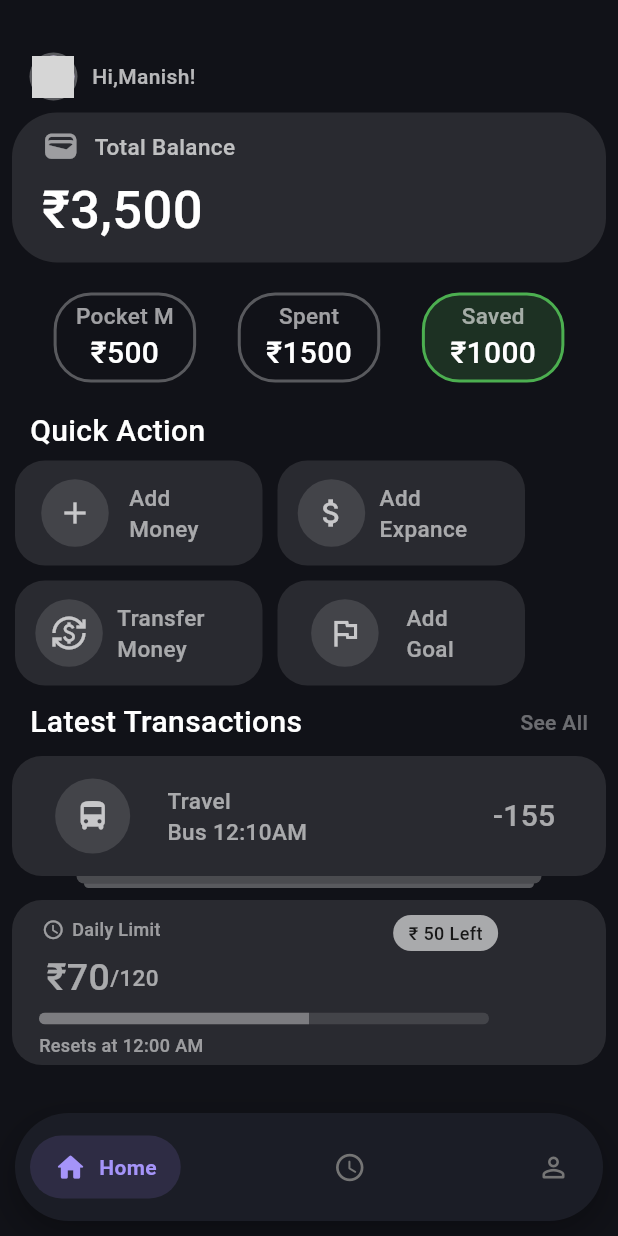
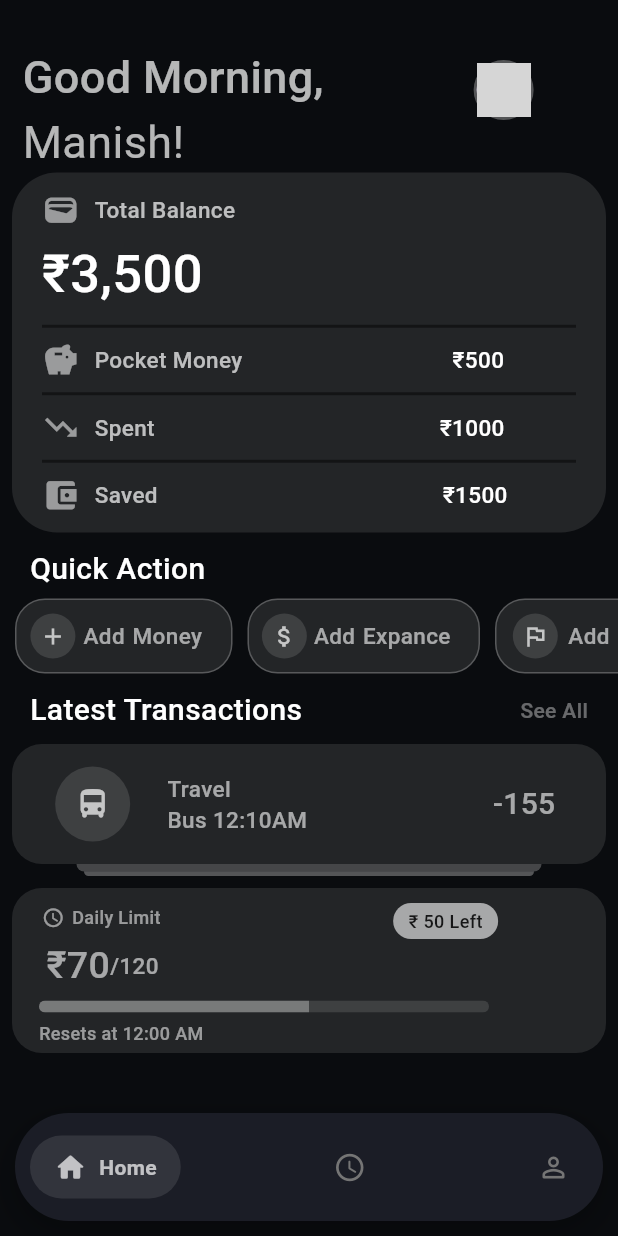
Before and after one commit to kumarmanish24-tech/MYPOCKET1, a Flutter app: the screen it shows after launch, on a phone screen of 412 x 824 dp. Run offline on Flutter 3.47's test engine with Material 3 defaults, Android fonts, the phone set to English and light mode, and no system bars; our stand-ins replace lottie; network calls fail; grey boxes are pictures that could not be loaded.

Commit message:
update home page add recreate ui

```diff
--- a/lib/ui/home.dart
+++ b/lib/ui/home.dart
@@ -1,5 +1,6 @@
 import 'package:flutter/material.dart';
 import 'package:lottie/lottie.dart';
+import 'package:mypocket/ui/add_expance.dart';
 import 'ex.dart';
 
 class FloatingNavBarScreen extends StatefulWidget {
@@ -77,7 +78,7 @@ class _FloatingNavBarScreenState extends State<FloatingNavBarScreen> {
                       decoration: BoxDecoration(
                         // Pill highlight background for the active item
                         color: isSelected
-                            ? const Color(0xFF2E2C44)
+                            ? Colors.white10
                             : Colors.transparent,
                         borderRadius: BorderRadius.circular(24),
                       ),
@@ -87,7 +88,7 @@ class _FloatingNavBarScreenState extends State<FloatingNavBarScreen> {
                           Icon(
                             _navItems[index].icon,
                             color: isSelected
-                                ? const Color(0xFFA594F9) // Light purple active icon
+                                ? Colors.white70// Light purple active icon
                                 : Colors.grey[600],        // Grey inactive icon
                             size: 22,
                           ),
@@ -97,7 +98,7 @@ class _FloatingNavBarScreenState extends State<FloatingNavBarScreen> {
                             Text(
                               _navItems[index].label,
                               style: const TextStyle(
-                                color: Color(0xFFA594F9), // Light purple active text
+                                color: Colors.white70, // Light purple active text
                                 fontWeight: FontWeight.w600,
                                 fontSize: 14,
                               ),
@@ -136,65 +137,53 @@ class _homeuiState extends State<homeui> {
   @override
   Widget build(BuildContext context) {
     return Scaffold(
-      backgroundColor: Colors.black12,
+      backgroundColor: Colors.black45,
       body: Center(
         child: Column(
           children: [
             Container(
               width: double.infinity,
-              height: 70,
+              height: 110,
                // color: Colors.white70,
 
 
-              child: Column(
-                crossAxisAlignment: CrossAxisAlignment.start,
+              child: Padding(
+                padding: const EdgeInsets.only(top: 30.0),
+                child: Row(
+                  crossAxisAlignment: CrossAxisAlignment.center,
                   children: [
-                  SizedBox(height: 35,),
-                  Row(mainAxisAlignment: MainAxisAlignment.start,
-                    crossAxisAlignment: CrossAxisAlignment.start,
+                    SizedBox(width: 15,),
+                    Column(crossAxisAlignment: CrossAxisAlignment.start,
                       children: [
-                      SizedBox(width: 10,),
-                      SizedBox(
-                        width:130,
-                        child: Row(mainAxisAlignment: MainAxisAlignment.spaceEvenly,
+                        Text("Good Morning,",style: TextStyle(fontWeight: FontWeight.w500,color: Colors.white70,fontSize: 30),),
+                        Text("Manish!",style: TextStyle(fontWeight: FontWeight.w400,color: Colors.white70,fontSize: 30)),
+                      ],
+                    ),
+                    SizedBox(width: 100,),
+                    Column(
                       children: [
+                        SizedBox(height: 10,),
                         CircleAvatar(
-                              radius:16,
+                          radius:20,
                           backgroundColor:Colors.white30,
                           child: CircleAvatar(
-                                radius: 14,
+                            radius: 18,
                             backgroundImage: NetworkImage("https://plus.unsplash.com/premium_photo-1689568126014-06fea9d5d341?q=80&w=870&auto=format&fit=crop&ixlib=rb-4.1.0&ixid=M3wxMjA3fDB8MHxwaG90by1wYWdlfHx8fGVufDB8fHx8fA%3D%3D"),
                           ),
                         ),
-                            Text("Hi,Manish!",style: TextStyle(fontWeight: FontWeight.w500,color: Colors.white70),),
-
                       ],
-                        )
-                        ,
                     ),
-
-
-
-                      //
-                      // GestureDetector(
-                      //   child: Icon(Icons.notifications_none,color:  Color(0xFFA594F9) ,),
-                      // ),
-                      // GestureDetector(
-                      //   child: Icon(Icons.auto_graph_outlined,color:  Color(0xFFA594F9) ,),
-                      // ),
-
 
 
                   ],
                 ),
-                ],
-              ),
+              )
             ),
             Padding(
               padding: const EdgeInsets.only(left: 8.0,right: 8,top: 5),
               child: Container(
                 width: double.infinity,
-                height: 100,
+                height: 240,
                 decoration: BoxDecoration(
                   color: Colors.white10, // Note: Color must be inside BoxDecoration when using decoration
 
@@ -224,7 +213,91 @@ class _homeuiState extends State<homeui> {
                           )
                         ],
                       ),
-                    )
+                    ),
+                    Divider(
+                      color: Colors.black45, // Line color
+                      thickness: 2.0,     // Line thickness
+                      height: 20.0,       // Total height allocated to the widget (includes empty space above/below)
+                      indent: 20.0,       // Empty space before the line starts (left side)
+                      endIndent: 20.0,    // Empty space after the line ends (right side)
+                    ),
+                    Row(
+                      children: [
+                        Row(
+                          children: [
+                            SizedBox(width: 20,),
+                            Icon(Icons.savings,color: Colors.white54,size: 25,),
+                            SizedBox(width: 10,),
+                            Text("Pocket Money",style: TextStyle(fontWeight: FontWeight.w500,color: Colors.white70,fontSize: 15),),
+                          ],
+                        ),
+                        SizedBox(
+                          width: 140,
+                        ),
+                        Text("₹500",style: TextStyle(fontWeight: FontWeight.w500,color: Colors.white,fontSize: 15),),
+                        SizedBox(
+                          width: 10,
+                        ),
+                      ],
+
+
+                    ),
+                    Divider(
+                      color: Colors.black45,  // Line color
+                      thickness: 2.0,     // Line thickness
+                      height: 20.0,       // Total height allocated to the widget (includes empty space above/below)
+                      indent: 20.0,       // Empty space before the line starts (left side)
+                      endIndent: 20.0,    // Empty space after the line ends (right side)
+                    ),
+                    Row(
+                      children: [
+                        Row(
+                          children: [
+                            SizedBox(width: 20,),
+                            Icon(Icons.trending_down,color: Colors.white54,size: 25,),
+                            SizedBox(width: 10,),
+                            Text("Spent",style: TextStyle(fontWeight: FontWeight.w500,color: Colors.white70,fontSize: 15),),
+                          ],
+                        ),
+                        SizedBox(
+                          width: 190,
+                        ),
+                        Text("₹1000",style: TextStyle(fontWeight: FontWeight.w500,color: Colors.white,fontSize: 15),),
+                        SizedBox(
+                          width: 10,
+                        ),
+                      ],
+
+
+                    ),
+                    Divider(
+                      color: Colors.black45,  // Line color
+                      thickness: 2.0,     // Line thickness
+                      height: 20.0,       // Total height allocated to the widget (includes empty space above/below)
+                      indent: 20.0,       // Empty space before the line starts (left side)
+                      endIndent: 20.0,    // Empty space after the line ends (right side)
+                    ),
+                    Row(
+                      children: [
+                        Row(
+                          children: [
+                            SizedBox(width: 20,),
+                            Icon(Icons.account_balance_wallet,color: Colors.white54,size: 25,),
+                            SizedBox(width: 10,),
+                            Text("Saved",style: TextStyle(fontWeight: FontWeight.w500,color: Colors.white70,fontSize: 15),),
+                          ],
+                        ),
+                        SizedBox(
+                          width: 190,
+                        ),
+                        Text("₹1500",style: TextStyle(fontWeight: FontWeight.w500,color: Colors.white,fontSize: 15),),
+                        SizedBox(
+                          width: 10,
+                        ),
+                      ],
+
+
+                    ),
 
 
 
@@ -235,91 +308,9 @@ class _homeuiState extends State<homeui> {
               ),
             ),
 
-            Padding(
-              padding: const EdgeInsets.only(left: 8.0,right: 8,top: 20,bottom: 8),
-              child: Row(mainAxisAlignment: MainAxisAlignment.spaceEvenly,
-                children: [
-                  Container(
-                    width: 95,
-                    height: 60,
-                    decoration: BoxDecoration(
-                      // color: Colors.white30, // Note: Color must be inside BoxDecoration when using decoration
-
-                      borderRadius: BorderRadius.circular(25.0),
-
-                      border: Border.all(
-                        color: Colors.white30, // Border color
-                        width: 2.0,         // Border width
-                        style: BorderStyle.solid,
-                      ),// Adjust the double value for more/less curve
-                    ),
-                    child:Column(mainAxisAlignment: MainAxisAlignment.center,
-                      crossAxisAlignment: CrossAxisAlignment.center,
-                      children: [
 
 
 
-                        Text("Pocket M",style: TextStyle(fontWeight: FontWeight.w500,color: Colors.white60,fontSize: 15),),
-                        Text("₹500",style: TextStyle(fontWeight: FontWeight.w500,color: Colors.white,fontSize: 20),),
-                      ],
-                    ),
-                  ),
-                  Container(
-                    width: 95,
-                    height: 60,
-                    decoration: BoxDecoration(
-                      // color: Colors.white30, // Note: Color must be inside BoxDecoration when using decoration
-
-                      borderRadius: BorderRadius.circular(25.0),
-
-
-                      border: Border.all(
-                        color: Colors.white30, // Border color
-                        width: 2.0,         // Border width
-                        style: BorderStyle.solid,
-                      ),// Adjust the double value for more/less curve
-                    ),
-                    child:Column(mainAxisAlignment: MainAxisAlignment.center,
-                      crossAxisAlignment: CrossAxisAlignment.center,
-                      children: [
-
-
-
-                        Text("Spent",style: TextStyle(fontWeight: FontWeight.w500,color: Colors.white60,fontSize: 15),),
-                        Text("₹1500",style: TextStyle(fontWeight: FontWeight.w500,color: Colors.white,fontSize: 20),),
-                      ],
-                    ),
-                  ),
-                  Container(
-                    width: 95,
-                    height: 60,
-                    decoration: BoxDecoration(
-                      // color: Colors.white30, // Note: Color must be inside BoxDecoration when using decoration
-
-                      borderRadius: BorderRadius.circular(25.0),
-                      color: Colors.green.withOpacity(0.2),
-
-                      border: Border.all(
-                        color: Colors.green, // Border color
-                        width: 2.0,         // Border width
-                        style: BorderStyle.solid,
-                      ),// Adjust the double value for more/less curve
-                    ),
-                    child:Column(mainAxisAlignment: MainAxisAlignment.center,
-                      crossAxisAlignment: CrossAxisAlignment.center,
-                      children: [
-
-
-
-                        Text("Saved",style: TextStyle(fontWeight: FontWeight.w500,color: Colors.white60,fontSize: 15),),
-                        Text("₹1000",style: TextStyle(fontWeight: FontWeight.w500,color: Colors.white,fontSize: 20),),
-                      ],
-                    ),
-                  ),
-
-                ],
-              ),
-            ),
 
             Padding(
               padding: const EdgeInsets.only(left:20,right: 20,top: 10),
@@ -336,74 +327,121 @@ class _homeuiState extends State<homeui> {
               ),
             ),
 
-            Row(
+            SingleChildScrollView(
+              scrollDirection: Axis.horizontal,
+              child: Row(
                 children: [
-                Padding(
-                  padding: const EdgeInsets.only(left: 10,top: 5),
-                  child: Container(
-                      width: 165,
-                      height: 70,
-                      decoration: BoxDecoration(
-                        color: Colors.white10, // Note: Color must be inside BoxDecoration when using decoration
-
-                        borderRadius: BorderRadius.circular(20.0), // Adjust the double value for more/less curve
-                      ),
-                      child: CustomContainericon(icon: Icon(Icons.add,color: Colors.white70,), t1: "Add", t2: "Money",)
-                  ),
-
-                ),
                   GestureDetector(
                     onTap: (){
 
-                    _showBottomSheet2(context);
+                      Navigator.push(context, MaterialPageRoute(builder: (context) => addexpence()));
 
                     },
                     child: Padding(
                       padding: const EdgeInsets.only(left: 10,top: 5),
                       child: Container(
-                      width: 165,
-                      height: 70,
+                        width: 145,
+                        height: 50,
                         decoration: BoxDecoration(
+                          border: Border.all(
+                            color: Colors.white24,      // Border color
+                            width: 1.0,              // Border thickness
+                          ),
+
                           color: Colors.white10, // Note: Color must be inside BoxDecoration when using decoration
 
                           borderRadius: BorderRadius.circular(20.0), // Adjust the double value for more/less curve
                         ),
-                      child:CustomContainericon(icon: Icon(Icons.attach_money,color: Colors.white70,), t1: "Add", t2: "Expance",),
+                        child:CustomContainericon1(icon: Icon(Icons.add,color: Colors.white70,size: 18,), t1: "Add", t2: "Money",)
                       ),
                     ),
                   ),
-              ],
+                  GestureDetector(
+                    onTap: (){
+
+                      Navigator.push(context, MaterialPageRoute(builder: (context) => addexpence()));
+
+                    },
+                    child: Padding(
+                      padding: const EdgeInsets.only(left: 10,top: 5),
+                      child: Container(
+                        width: 155,
+                        height: 50,
+                        decoration: BoxDecoration(
+                          border: Border.all(
+                            color: Colors.white24,      // Border color
+                            width: 1.0,              // Border thickness
                           ),
-            Row(
-              children: [
-                Padding(
-                  padding: const EdgeInsets.only(left: 10,top: 10),
-                  child: Container(
-                    width: 165,
-                    height: 70,
-                    decoration: BoxDecoration(
+
                           color: Colors.white10, // Note: Color must be inside BoxDecoration when using decoration
 
                           borderRadius: BorderRadius.circular(20.0), // Adjust the double value for more/less curve
                         ),
-                    child: CustomContainericon(icon: Icon(Icons.currency_exchange,color: Colors.white70,), t1: "Transfer", t2: "Money",),
+                        child:CustomContainericon1(icon: Icon(Icons.attach_money,color: Colors.white70,size: 18,), t1: "Add", t2: "Expance",),
                       ),
                     ),
-                Padding(
-                  padding: const EdgeInsets.only(left: 10,top: 10),
+                  ),
+                  GestureDetector(
+                    onTap: (){
+
+                      Navigator.push(context, MaterialPageRoute(builder: (context) => addexpence()));
+
+                    },
+                    child: Padding(
+                      padding: const EdgeInsets.only(left: 10,top: 5),
                       child: Container(
-                    width: 165,
-                    height: 70,
+                        width: 135,
+                        height: 50,
                         decoration: BoxDecoration(
+                          border: Border.all(
+                            color: Colors.white24,      // Border color
+                            width: 1.0,              // Border thickness
+                          ),
+
                           color: Colors.white10, // Note: Color must be inside BoxDecoration when using decoration
 
                           borderRadius: BorderRadius.circular(20.0), // Adjust the double value for more/less curve
                         ),
-                    child: CustomContainericon(icon: Icon(Icons.flag_outlined,color: Colors.white70,), t1: "Add", t2: "Goal",),
+                        child:CustomContainericon1(icon: Icon(Icons.flag_outlined,color: Colors.white70,size: 18,), t1: "Add", t2: "Goal",),
                       ),
                     ),
+                  ),
+                  GestureDetector(
+                    onTap: (){
+
+                      Navigator.push(context, MaterialPageRoute(builder: (context) => addexpence()));
+
+                    },
+                    child: Padding(
+                      padding: const EdgeInsets.only(left: 10,top: 5),
+                      child: Container(
+                        width: 175,
+                        height: 50,
+                        decoration: BoxDecoration(
+                          border: Border.all(
+                            color: Colors.white24,      // Border color
+                            width: 1.0,              // Border thickness
+                          ),
+
+                          color: Colors.white10, // Note: Color must be inside BoxDecoration when using decoration
+
+                          borderRadius: BorderRadius.circular(20.0), // Adjust the double value for more/less curve
+                        ),
+                        child:CustomContainericon1(icon: Icon(Icons.currency_exchange,color: Colors.white70,size: 18,), t1: "Transfer", t2: "Money",),
+                      ),
+                    ),
+                  ),
+
+
+
+
+
+
                 ],
               ),
+            ),
+
+
 
 
             Padding(
@@ -830,3 +868,60 @@ class CustomContainericon extends StatelessWidget {
     );
   }
 }
+
+
+
+class CustomContainericon1 extends StatelessWidget {
+  final Icon icon;
+  final String t1;
+  final String t2;
+
+
+
+  const CustomContainericon1({
+    super.key,
+    required this.icon,
+    required this.t1,
+    required this.t2,
+
+
+  });
+
+  @override
+  Widget build(BuildContext context) {
+    return Row(mainAxisAlignment: MainAxisAlignment.spaceEvenly,
+      crossAxisAlignment: CrossAxisAlignment.center,
+      children: [
+        SizedBox(width: 5,),
+        Column(crossAxisAlignment: CrossAxisAlignment.center,
+          mainAxisAlignment: MainAxisAlignment.center,
+          children: [
+            Container(
+              height: 30,
+              width: 30,
+              decoration: BoxDecoration(
+                color: Colors.white12, // Note: Color must be inside BoxDecoration when using decoration
+
+                borderRadius: BorderRadius.circular(50), // Adjust the double value for more/less curve
+              ),
+              child: icon ,
+
+
+            ),
+          ],
+        ),
+        SizedBox(width: 1,),
+        Row(mainAxisAlignment: MainAxisAlignment.center,
+          crossAxisAlignment: CrossAxisAlignment.start,
+          children: [
+            Text(t1,style: TextStyle(fontWeight: FontWeight.w500,color: Colors.white60,fontSize: 15),),
+            SizedBox(width: 5,),
+            Text(t2,style: TextStyle(fontWeight: FontWeight.w500,color: Colors.white60,fontSize: 15),),
+
+          ],
+        ),
+        SizedBox(width: 15,),
+      ],
+    );
+  }
+}
```
Lines whose indentation alone changed are shown as unchanged.
